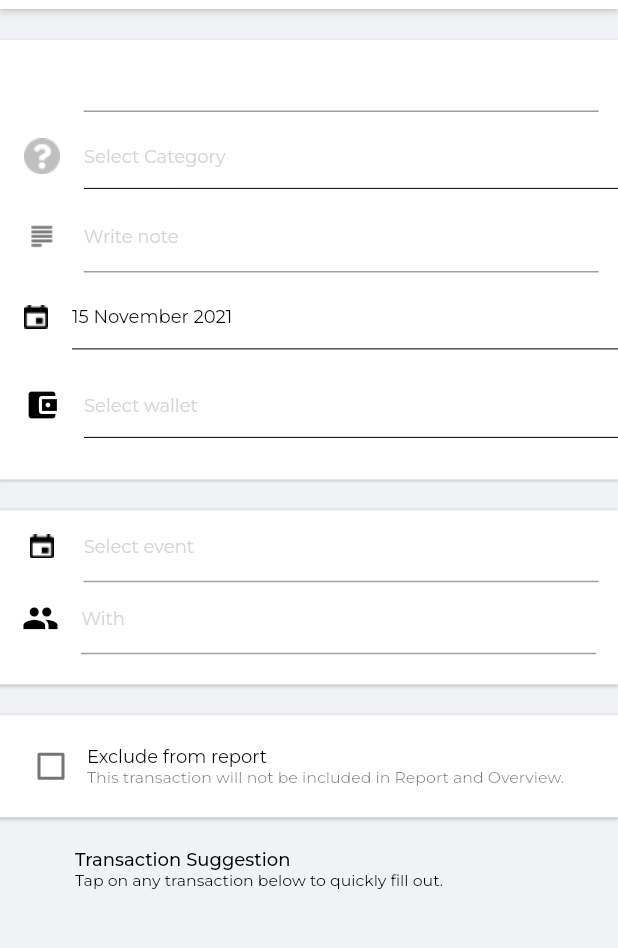
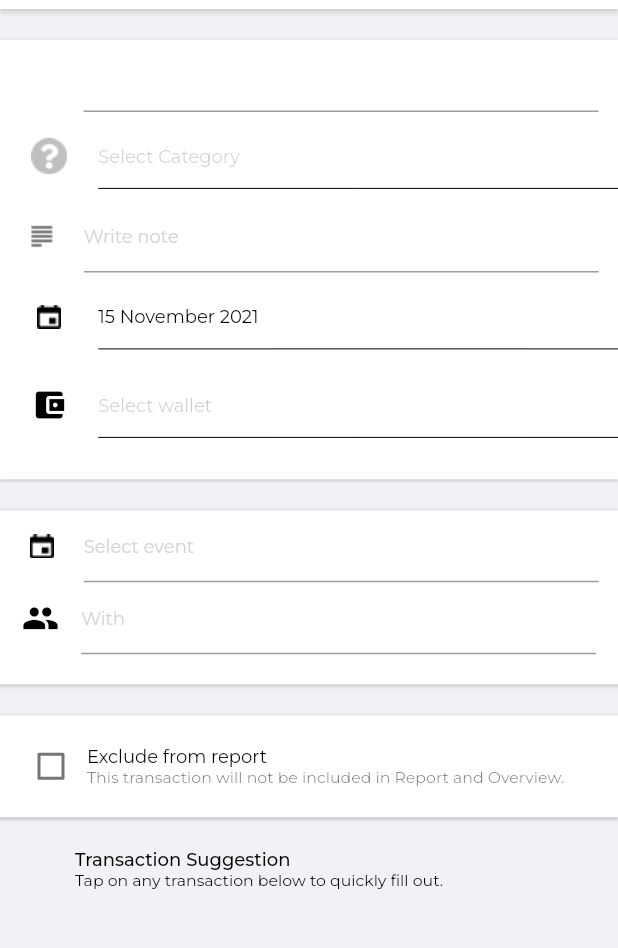
Before and after one commit to princ3od/Keepital, a Flutter app: the AddTransactionScreen screen opened by its route, on a phone screen of 412 x 824 dp, the part 75-1023 px from its top. Run offline on Flutter 3.47's test engine with Material 2 defaults, Android fonts, the phone set to English and light mode, and no system bars; our stand-ins replace animated_text_kit, cloud_firestore, firebase_auth, firebase_core, flutter_spinkit, flutter_svg and 8 more; missing offline and left inert: currency_picker; accounts and stored records are empty; statements that could not run were skipped.

Commit message:
[ClickableListItem]: update layout

```diff
--- a/lib/app/core/values/languages/vi_VN.dart
+++ b/lib/app/core/values/languages/vi_VN.dart
@@ -76,7 +76,7 @@ const Map<String, String> viLanguagePackage = {
   'Debts': 'Các khoản nợ',
   'Travel mode': 'Chế độ du lịch',
   'Help & Support': 'Trợ giúp và liên hệ',
-  'Setting': 'Cài đặt',
+  'Settings': 'Cài đặt',
   'About': 'Thông tin thêm',
   'Sign out': 'Thoát',
   'event': "Sự kiện",
--- a/lib/app/global_widgets/clickable_list_item.dart
+++ b/lib/app/global_widgets/clickable_list_item.dart
@@ -1,33 +1,34 @@
 import 'package:flutter/material.dart';
 import 'package:flutter/widgets.dart';
+import 'package:keepital/app/core/values/app_colors.dart';
 
 class ClickableListItem extends StatelessWidget {
   const ClickableListItem({
     Key? key,
-    required this.leading,
+    this.leading,
     this.text,
     this.hintText = '',
     required this.onPressed,
-    this.textStyle,
+    this.textSize = 12,
   }) : super(key: key);
 
-  final Widget leading;
+  final Widget? leading;
   final String? text;
   final String hintText;
   final Function() onPressed;
-  final TextStyle? textStyle;
+  final double? textSize;
   @override
   Widget build(BuildContext context) {
     return Container(
-        padding: EdgeInsets.only(left: 16),
         child: InkWell(
       onTap: onPressed,
       child: Row(
         children: [
-              leading,
+          SizedBox(width: 8),
+          Expanded(flex: 1, child: Center(child: leading)),
+          SizedBox(width: 8),
           Expanded(
-                child: Padding(
-                  padding: const EdgeInsets.only(left: 16),
+            flex: 7,
             child: Column(
               crossAxisAlignment: CrossAxisAlignment.start,
               children: [
@@ -35,14 +36,15 @@ class ClickableListItem extends StatelessWidget {
                   padding: const EdgeInsets.only(top: 22, bottom: 6),
                   child: Text(
                     isTextEmpty() ? hintText : text!,
-                          style: isTextEmpty() ? Theme.of(context).textTheme.bodyText1!.copyWith(color: Colors.grey[350]) : Theme.of(context).textTheme.bodyText1,
+                    style: isTextEmpty()
+                        ? Theme.of(context).textTheme.bodyText1!.copyWith(color: AppColors.textColor.withOpacity(AppColors.disabledTextOpacity - 0.15), fontSize: textSize)
+                        : Theme.of(context).textTheme.bodyText1!.copyWith(fontSize: textSize),
                   ),
                 ),
                 Divider(
-                        color: Colors.black,
+                  color: AppColors.textColor,
                 )
               ],
-                  ),
             ),
           )
         ],
--- a/lib/app/modules/add_wallet/screen/add_wallet_screen.dart
+++ b/lib/app/modules/add_wallet/screen/add_wallet_screen.dart
@@ -2,6 +2,7 @@ import 'package:flutter/material.dart';
 import 'package:get/get.dart';
 import 'package:keepital/app/core/theme/app_theme.dart';
 import 'package:keepital/app/modules/add_wallet/add_wallet_controller.dart';
+import 'package:keepital/app/modules/add_wallet/widgets/underline_wallet_iconbutton.dart';
 
 class AddWalletScreen extends StatelessWidget {
   final AddWalletController _controller = Get.find<AddWalletController>();
--- a/lib/app/modules/event/screens/add_event_screen.dart
+++ b/lib/app/modules/event/screens/add_event_screen.dart
@@ -6,6 +6,7 @@ import 'package:google_fonts/google_fonts.dart';
 import 'package:intl/intl.dart';
 import 'package:keepital/app/core/values/app_colors.dart';
 import 'package:keepital/app/core/values/asset_strings.dart';
+import 'package:keepital/app/global_widgets/clickable_list_item.dart';
 import 'package:keepital/app/global_widgets/section_panel.dart';
 import 'package:keepital/app/modules/event/widgets/text_feild_with_lead_icon.dart';
 
@@ -34,6 +35,7 @@ class _AddEventScreen extends State<AddEventScreen> {
           ),
           title: Text(
             'add_event'.tr,
+            style: Theme.of(context).textTheme.headline6,
           ),
           actions: <Widget>[
             TextButton(
@@ -52,6 +54,13 @@ class _AddEventScreen extends State<AddEventScreen> {
               child: Column(
                 mainAxisAlignment: MainAxisAlignment.spaceEvenly,
                 children: [
+                  ClickableListItem(
+                    onPressed: () {},
+                    leading: Icon(
+                      Icons.calendar_today,
+                      color: Colors.black,
+                    ),
+                  ),
                   TextFieldWithLeadIcon(imagePath: AssetStringsPng.unknownCategory, hint: 'event_name'.tr),
                   Padding(
                     padding: const EdgeInsets.only(top: 10, bottom: 10),
--- a/lib/app/modules/wallet_balance/wallet_balance_controller.dart
+++ b/lib/app/modules/wallet_balance/wallet_balance_controller.dart
@@ -28,9 +28,6 @@ class WalletBalanceController extends GetxController {
     Get.bottomSheet(
       WalletsModalsBottomSheet(
         onSelect: (Wallet selectedWallet) async {
-          await Future.delayed(
-            Duration(milliseconds: 500),
-          );
           onCloseModalBottomSheet(selectedWallet);
         },
         wallets: wallets,
@@ -51,7 +48,7 @@ class WalletBalanceController extends GetxController {
       changedAmount = double.parse(selectedWallet!.amount.toString()) - double.parse(currentBalanceController.text);
       this.selectedWallet?.name = selectedWalletController.text;
       this.selectedWallet?.amount = num.parse(currentBalanceController.text);
-      await WalletProvider().update(this.selectedWallet!.id.toString(), this.selectedWallet!);
+      await WalletProvider().update(this.selectedWallet!.id!, this.selectedWallet!);
       DataService.currentUser!.wallets[selectedWallet?.id ?? ""] = this.selectedWallet!;
       await onUpdateComplete(selectedWallet!);
     }
```
Lines whose indentation alone changed are shown as unchanged.
